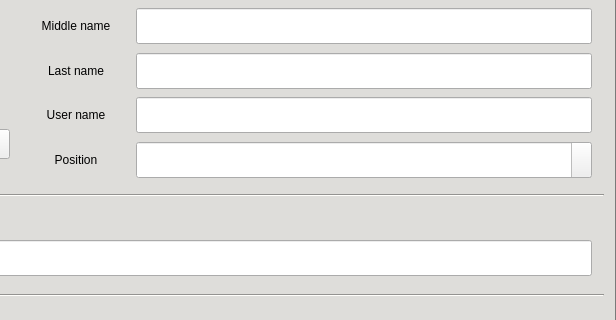
The window that CAI_PyQt/CAI_Admin/UI/FormEditUser.ui (CPG19040/CPG19040) describes before a commit, drawn with Qt 5; both pictures show x 174 to 790 and y 90 to 410 of the 790 by 624 pixel window.
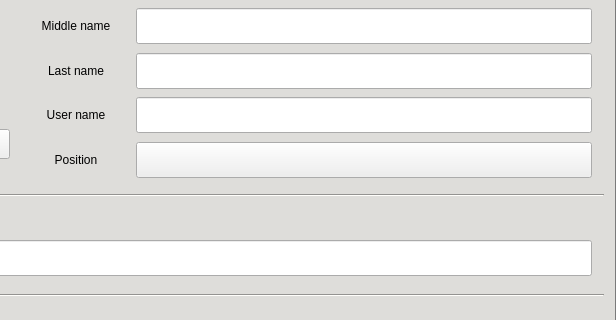
The same window after the commit. Icons and pictures are not drawn.

What changed in the file:
```diff
--- a/CAI_PyQt/CAI_Admin/UI/FormEditUser.ui
+++ b/CAI_PyQt/CAI_Admin/UI/FormEditUser.ui
@@ -935,7 +935,7 @@
                   <string notr="true"/>
                  </property>
                  <property name="editable">
-                  <bool>true</bool>
+                  <bool>false</bool>
                  </property>
                 </widget>
                </item>
```
